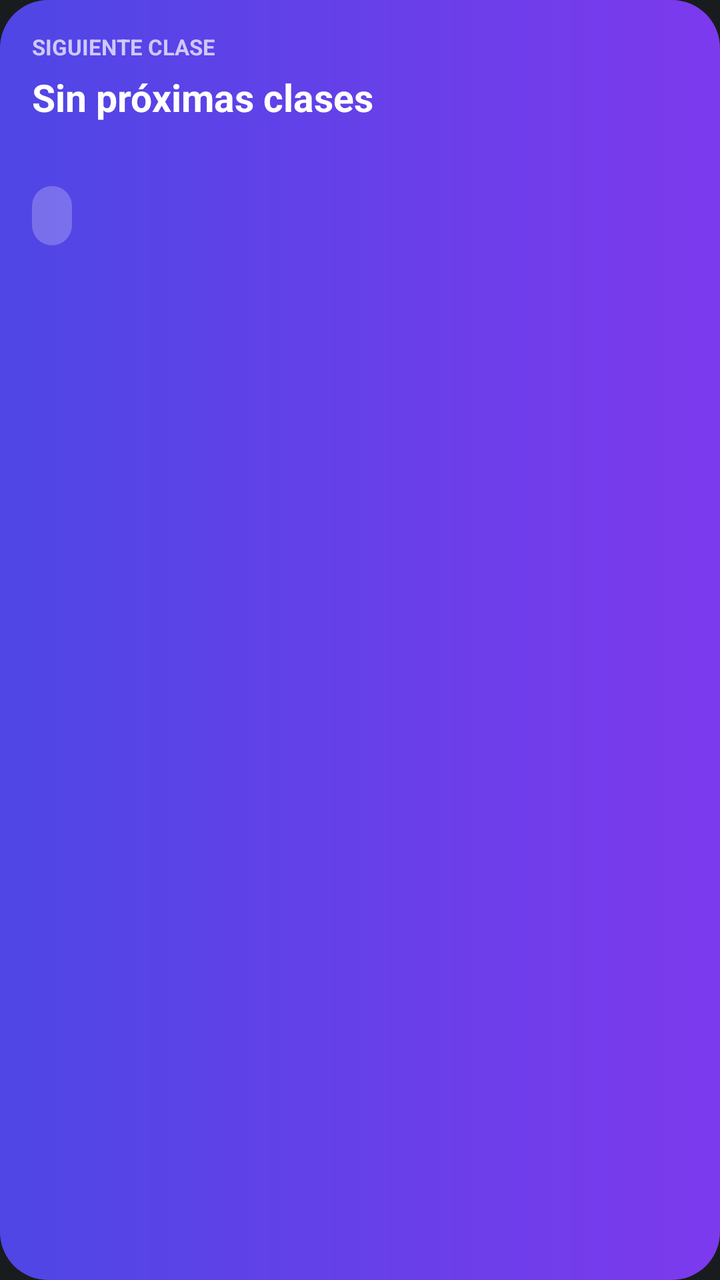
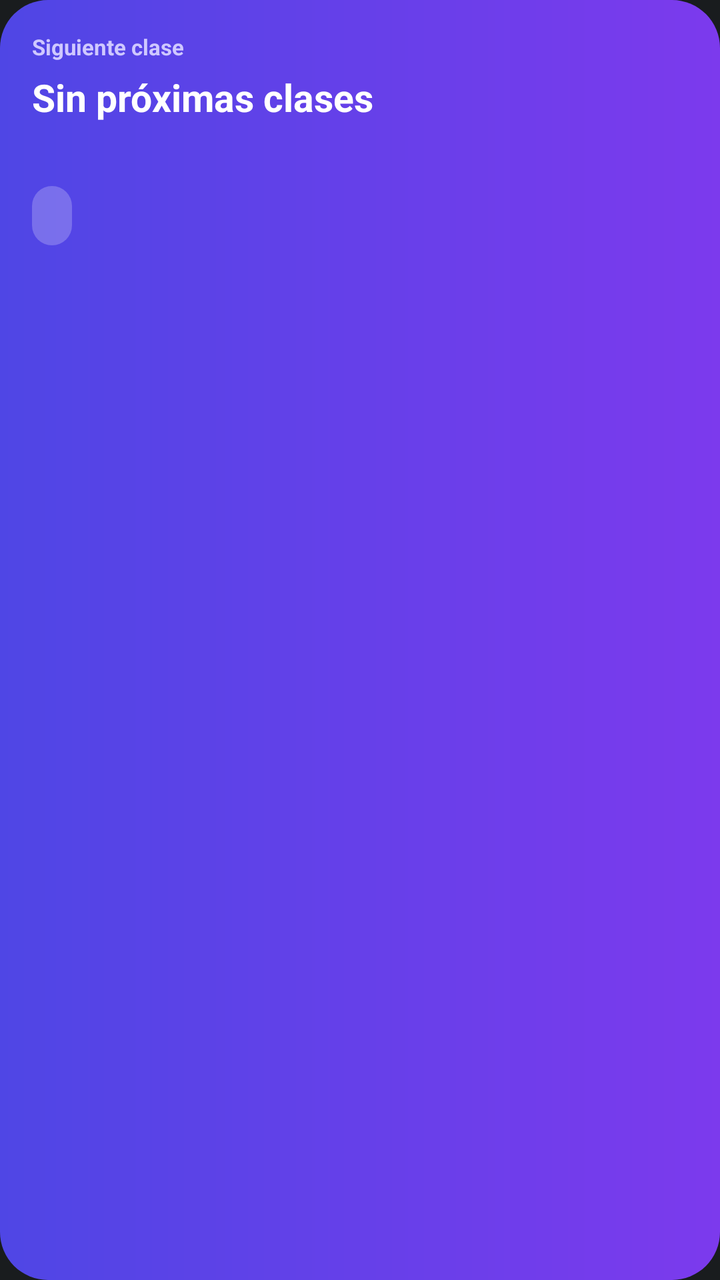

Two renders of the same Android screen: before a commit and after it. Below are the layout's source before the change and the commit's diff.
<!-- AndroidManifest.xml: application theme Theme.MyApplication -->
<!-- res/layout/widget_schedule.xml -->
<?xml version="1.0" encoding="utf-8"?>
<LinearLayout xmlns:android="http://schemas.android.com/apk/res/android"
    android:id="@+id/widget_root"
    android:layout_width="match_parent"
    android:layout_height="match_parent"
    android:background="@drawable/widget_schedule_background"
    android:orientation="vertical"
    android:padding="16dp">

    <TextView
        android:layout_width="match_parent"
        android:layout_height="wrap_content"
        android:text="SIGUIENTE CLASE"
        android:textColor="#CFC8FF"
        android:textSize="11sp"
        android:textStyle="bold" />

    <TextView
        android:id="@+id/widget_class_name"
        android:layout_width="match_parent"
        android:layout_height="wrap_content"
        android:layout_marginTop="5dp"
        android:ellipsize="end"
        android:maxLines="2"
        android:text="Sin próximas clases"
        android:textColor="#FFFFFF"
        android:textSize="19sp"
        android:textStyle="bold" />

    <TextView
        android:id="@+id/widget_class_details"
        android:layout_width="match_parent"
        android:layout_height="wrap_content"
        android:layout_marginTop="4dp"
        android:ellipsize="end"
        android:maxLines="1"
        android:textColor="#E8E4FF"
        android:textSize="13sp" />

    <TextView
        android:id="@+id/widget_countdown"
        android:layout_width="wrap_content"
        android:layout_height="wrap_content"
        android:layout_marginTop="10dp"
        android:background="@drawable/widget_countdown_background"
        android:paddingHorizontal="10dp"
        android:paddingVertical="6dp"
        android:textColor="#FFFFFF"
        android:textSize="13sp"
        android:textStyle="bold" />

    <TextView
        android:id="@+id/widget_pending"
        android:layout_width="match_parent"
        android:layout_height="wrap_content"
        android:layout_marginTop="10dp"
        android:textColor="#DAD5FF"
        android:textSize="12sp" />
</LinearLayout>
<!-- resources referenced by this layout -->
<resources>
  <!-- drawable widget_countdown_background (drawable) -->
  <?xml version="1.0" encoding="utf-8"?>
  <shape xmlns:android="http://schemas.android.com/apk/res/android" android:shape="rectangle">
      <solid android:color="#3AFFFFFF" />
      <corners android:radius="12dp" />
  </shape>
  <!-- drawable widget_schedule_background (drawable) -->
  <?xml version="1.0" encoding="utf-8"?>
  <shape xmlns:android="http://schemas.android.com/apk/res/android" android:shape="rectangle">
      <gradient android:angle="0" android:startColor="#4F46E5" android:endColor="#7C3AED" />
      <corners android:radius="24dp" />
      <padding android:left="2dp" android:top="2dp" android:right="2dp" android:bottom="2dp" />
  </shape>
  <style name="Theme.MyApplication" parent="android:Theme.DeviceDefault.NoActionBar" />
</resources>

<!-- the commit's change to res/layout/widget_schedule.xml (unified diff, before → after) -->
@@ -10,7 +10,7 @@
     <TextView
         android:layout_width="match_parent"
         android:layout_height="wrap_content"
-        android:text="SIGUIENTE CLASE"
+        android:text="@string/siguiente_clase"
         android:textColor="#CFC8FF"
         android:textSize="11sp"
         android:textStyle="bold" />
@@ -22,7 +22,7 @@
         android:layout_marginTop="5dp"
         android:ellipsize="end"
         android:maxLines="2"
-        android:text="Sin próximas clases"
+        android:text="@string/sin_pr_ximas_clases"
         android:textColor="#FFFFFF"
         android:textSize="19sp"
         android:textStyle="bold" />
<!-- resource entries referenced after the edit -->
@@ -13,6 +13,8 @@
       <corners android:radius="24dp" />
       <padding android:left="2dp" android:top="2dp" android:right="2dp" android:bottom="2dp" />
   </shape>
+  <string name="siguiente_clase">Siguiente clase</string>
+  <string name="sin_pr_ximas_clases">Sin próximas clases</string>
   <style name="Theme.MyApplication" parent="android:Theme.DeviceDefault.NoActionBar" />
 </resources>
 
